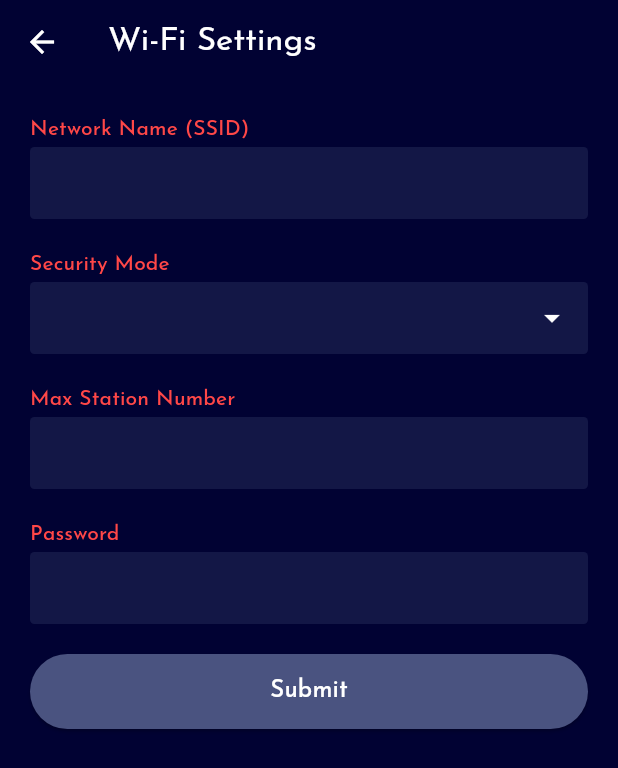
After one commit to crazidev/wifi_router_manager, a Flutter app: the SettingsScreen screen opened directly, after a tap on "Wi-Fi Settings", on a phone screen of 412 x 824 dp. The commit adds this screen. Shown: the top 768 px of the screen. Run offline on Flutter 3.47's test engine with Material 2 defaults, Android fonts, the phone set to English and light mode, and no system bars; our stand-ins replace avatar_glow, cherry_toast, dio, equatable, flutter_riverpod, flutter_slidable and 9 more; accounts and stored records are empty; network calls fail.

Commit message:
Adding settings

```diff
--- a/analysis_options.yaml
+++ b/analysis_options.yaml
@@ -2,3 +2,5 @@ include: package:flutter_lints/flutter.yaml
 analyzer:
   plugins:
     - custom_lint
+  errors:
+    invalid_annotation_target: ignore
--- a/lib/components/custom_narbar.dart
+++ b/lib/components/custom_narbar.dart
@@ -46,7 +46,7 @@ class CustomBottomNavBar extends ConsumerWidget {
         BottomNavigationBarItem(
             icon: Badge(
                 label: Text(sms_unread.toString()),
-                isLabelVisible: sms_unread == "0" ? false : true,
+                isLabelVisible: sms_unread == 0 ? false : true,
                 child: const Icon(Ionicons.chatbubble_ellipses)),
             label: ''),
         const BottomNavigationBarItem(
--- /dev/null
+++ b/lib/controller/wifi_settings_notifier_provider.dart
@@ -0,0 +1,42 @@
+// ignore_for_file: public_member_api_docs, sort_constructors_first
+
+import 'package:flutter/widgets.dart';
+import 'package:flutter_riverpod/flutter_riverpod.dart';
+import 'package:router_manager/devices/mtn_mifi.dart';
+import 'package:router_manager/main.dart';
+import 'package:router_manager/screen/auth/controller/auth_controller.dart';
+import 'package:router_manager/screen/settings/wifi_settings_screen.dart';
+
+import 'package:freezed_annotation/freezed_annotation.dart';
+
+final WifiSettingsNotifierProvider =
+    ChangeNotifierProvider<WifiSettingsNotifier>((ref) {
+  return WifiSettingsNotifier(ref);
+});
+
+class WifiSettingsNotifier extends ChangeNotifier {
+  final Ref ref;
+  WifiSettingsNotifier(this.ref);
+
+  TextEditingController networkName = TextEditingController();
+  TextEditingController mode = TextEditingController();
+  TextEditingController maxConnection = TextEditingController();
+  TextEditingController password = TextEditingController();
+
+  submit() {
+    var device = ref.read(authProvider).device;
+    if (device == Device.MTN_MIFI_4G) {
+      ref.read(MifiCtrProvider).fetchUSSDData();
+    } else {}
+  }
+
+  @override
+  void dispose() {
+    // Dispose of TextEditingController instances when the notifier is disposed.
+    networkName.dispose();
+    mode.dispose();
+    maxConnection.dispose();
+    password.dispose();
+    super.dispose();
+  }
+}
--- a/lib/devices/mtn_mifi.dart
+++ b/lib/devices/mtn_mifi.dart
@@ -12,6 +12,7 @@ import 'package:router_manager/controller/sms_controller.dart';
 import 'package:router_manager/controller/ussd_controller.dart';
 import 'package:router_manager/core/app_export.dart';
 import 'package:router_manager/core/custom_navigator.dart';
+import 'package:router_manager/dashhboard_navigator.dart';
 import 'package:router_manager/data/api_client.dart';
 import 'package:router_manager/data/model/response/sms_model.dart';
 import 'package:router_manager/screen/auth/controller/auth_controller.dart';
@@ -248,7 +249,9 @@ class MIFICONTROLLER extends ChangeNotifier {
                 newestSMS: findNewestSMS(e.value))));
       }
 
-      ref.read(smsProvider).refreshController.refreshCompleted();
+      if (ref.read(pageIndexProvider) == 2) {
+        ref.read(smsProvider).refreshController.refreshCompleted();
+      }
       ref.read(smsConversationProvider).notifyListeners();
       ref.read(smsProvider).notifyListeners();
     });
@@ -498,7 +501,7 @@ class MIFICONTROLLER extends ChangeNotifier {
       }
 
       if (data["loginfo"] != 'ok') {
-        // login(password: ref.read(authProvider).passwordCtr.text);
+        login(password: ref.read(authProvider).passwordCtr.text);
       }
 
       ref.read(homeProvider).isCharging =
@@ -647,4 +650,122 @@ class MIFICONTROLLER extends ChangeNotifier {
 //   "credentials": "omit"
 // });
   }
+
+//   fetch("http://192.168.0.1/goform/goform_set_cmd_process", {
+//   "headers": {
+//     "accept": "application/json, text/javascript, */*; q=0.01",
+//     "content-type": "application/x-www-form-urlencoded; charset=UTF-8",
+//     "x-requested-with": "XMLHttpRequest"
+//   },
+//   "referrer": "http://192.168.0.1/index.html",
+//   "referrerPolicy": "strict-origin-when-cross-origin",
+//   "body": "isTest=false&goformId=REBOOT_DEVICE",
+//   "method": "POST",
+//   "mode": "cors",
+//   "credentials": "omit"
+// });
+
+// fetch("http://192.168.0.1/goform/goform_set_cmd_process", {
+//   "headers": {
+//     "accept": "application/json, text/javascript, */*; q=0.01",
+//     "content-type": "application/x-www-form-urlencoded; charset=UTF-8",
+//     "x-requested-with": "XMLHttpRequest"
+//   },
+//   "referrer": "http://192.168.0.1/index.html",
+//   "referrerPolicy": "strict-origin-when-cross-origin",
+//   "body": "isTest=false&goformId=SHUTDOWN_DEVICE",
+//   "method": "POST",
+//   "mode": "cors",
+//   "credentials": "omit"
+// });
+
+// Fetch network settings
+//   fetch("http://192.168.0.1/goform/goform_get_cmd_process?isTest=false&cmd=m_ssid_enable%2CRadioOff%2CNoForwarding%2Cm_NoForwarding%2CWPAPSK1_encode%2Cm_WPAPSK1_encode%2Cwifi_attr_max_station_number%2CSSID1%2CAuthMode%2CHideSSID%2CMAX_Access_num%2CEncrypType%2Cm_SSID%2Cm_AuthMode%2Cm_HideSSID%2Cm_MAX_Access_num%2Cm_EncrypType%2Cqrcode_display_switch%2Cm_qrcode_display_switch&multi_data=1&_=1701010022213", {
+//   "headers": {
+//     "accept": "application/json, text/javascript, */*; q=0.01",
+//     "accept-language": "en-GB,en-US;q=0.9,en;q=0.8",
+//     "x-requested-with": "XMLHttpRequest"
+//   },
+//   "referrer": "http://192.168.0.1/index.html",
+//   "referrerPolicy": "strict-origin-when-cross-origin",
+//   "body": null,
+//   "method": "GET",
+//   "mode": "cors",
+//   "credentials": "include"
+// });
+
+// Set netwwork settings
+//   fetch("http://192.168.0.1/goform/goform_set_cmd_process", {
+//   "headers": {
+//     "accept": "application/json, text/javascript, */*; q=0.01",
+//     "accept-language": "en-GB,en-US;q=0.9,en;q=0.8",
+//     "content-type": "application/x-www-form-urlencoded; charset=UTF-8",
+//     "x-requested-with": "XMLHttpRequest"
+//   },
+//   "referrer": "http://192.168.0.1/index.html",
+//   "referrerPolicy": "strict-origin-when-cross-origin",
+//   "body": "goformId=SET_WIFI_SSID1_SETTINGS&isTest=false&ssid=MTN_5G_7A64B4&broadcastSsidEnabled=0&MAX_Access_num=31&security_mode=WPA2PSK&cipher=1&NoForwarding=0&security_shared_mode=1&passphrase=MTIzNDU2Nzg5MA%3D%3D",
+//   "method": "POST",
+//   "mode": "cors",
+//   "credentials": "include"
+// });
+
+// fetch("http://192.168.0.1/goform/goform_set_cmd_process", {
+//   "headers": {
+//     "accept": "application/json, text/javascript, */*; q=0.01",
+//     "accept-language": "en-GB,en-US;q=0.9,en;q=0.8",
+//     "content-type": "application/x-www-form-urlencoded; charset=UTF-8",
+//     "x-requested-with": "XMLHttpRequest"
+//   },
+//   "referrer": "http://192.168.0.1/index.html",
+//   "referrerPolicy": "strict-origin-when-cross-origin",
+//   "body": "isTest=false&goformId=SET_aBEARER_PREFERENCE&BearerPreference=Only_LTE",
+//   "method": "POST",
+//   "mode": "cors",
+//   "credentials": "include"
+// });
+
+// fetch("http://192.168.0.1/goform/goform_set_cmd_process", {
+//   "headers": {
+//     "accept": "application/json, text/javascript, */*; q=0.01",
+//     "accept-language": "en-GB,en-US;q=0.9,en;q=0.8",
+//     "content-type": "application/x-www-form-urlencoded; charset=UTF-8",
+//     "x-requested-with": "XMLHttpRequest"
+//   },
+//   "referrer": "http://192.168.0.1/index.html",
+//   "referrerPolicy": "strict-origin-when-cross-origin",
+//   "body": "isTest=false&goformId=SET_BEARER_PREFERENCE&BearerPreference=Only_WCDMA",
+//   "method": "POST",
+//   "mode": "cors",
+//   "credentials": "include"
+// });
+
+// fetch("http://192.168.0.1/goform/goform_get_cmd_process?isTest=false&multi_data=1&cmd=wifi_sta_connection%2Cap_station_mode&_=1701010714520", {
+//   "headers": {
+//     "accept": "application/json, text/javascript, */*; q=0.01",
+//     "accept-language": "en-GB,en-US;q=0.9,en;q=0.8",
+//     "x-requested-with": "XMLHttpRequest"
+//   },
+//   "referrer": "http://192.168.0.1/index.html",
+//   "referrerPolicy": "strict-origin-when-cross-origin",
+//   "body": null,
+//   "method": "GET",
+//   "mode": "cors",
+//   "credentials": "include"
+// });
+
+// fetch("http://192.168.0.1/goform/goform_set_cmd_process", {
+//   "headers": {
+//     "accept": "application/json, text/javascript, */*; q=0.01",
+//     "accept-language": "en-GB,en-US;q=0.9,en;q=0.8",
+//     "content-type": "application/x-www-form-urlencoded; charset=UTF-8",
+//     "x-requested-with": "XMLHttpRequest"
+//   },
+//   "referrer": "http://192.168.0.1/index.html",
+//   "referrerPolicy": "strict-origin-when-cross-origin",
+//   "body": "isTest=false&goformId=SET_BEARER_PREFERENCE&BearerPreference=NETWORK_auto",
+//   "method": "POST",
+//   "mode": "cors",
+//   "credentials": "include"
+// });
 }
--- a/lib/screen/devices/devices.dart
+++ b/lib/screen/devices/devices.dart
@@ -574,21 +574,19 @@ class DeviceList extends StatelessWidget {
 class Dialog extends StatelessWidget {
   Dialog({
     Key? key,
-    this.data,
-    // required this.controller,
+    required this.data,
   }) : super(key: key);
 
-  // final HomeController controller;
-  final dynamic data;
+  final DeviceData data;
   var isLoading = false;
 
   @override
   Widget build(BuildContext context) {
-    TextEditingController reply = TextEditingController(text: data['name']);
+    TextEditingController reply = TextEditingController(text: data.name);
 
     return AlertDialog(
       backgroundColor: Theme.of(context).dialogBackgroundColor,
-      title: Text(data['name']),
+      title: Text(data.name),
       content: Column(
         mainAxisSize: MainAxisSize.min,
         crossAxisAlignment: CrossAxisAlignment.start,
--- /dev/null
+++ b/lib/screen/settings/settings_screen.dart
@@ -0,0 +1,98 @@
+import 'package:flutter/material.dart';
+import 'package:flutter_vector_icons/flutter_vector_icons.dart';
+import 'package:gap/gap.dart';
+import 'package:router_manager/components/icon_con_with_title.dart';
+import 'package:router_manager/core/color_constant.dart';
+import 'package:router_manager/core/custom_navigator.dart';
+import 'package:router_manager/screen/settings/change_pass.dart';
+import 'package:router_manager/screen/settings/performance_screen.dart';
+import 'package:router_manager/screen/settings/wifi_settings_screen.dart';
+
+class SettingsScreen extends StatelessWidget {
+  const SettingsScreen({super.key});
+
+  @override
+  Widget build(BuildContext context) {
+    return Scaffold(
+      appBar: AppBar(
+        title: const Text('Settings'),
+        backgroundColor: Colors.transparent,
+        elevation: 0,
+      ),
+      body: Padding(
+        padding: EdgeInsets.all(20),
+        child: Column(
+          children: [
+            // Row(
+            //   mainAxisAlignment: MainAxisAlignment.spaceBetween,
+            //   children: [
+            //     IconContainerWithTitle(
+            //       icon: Icons.flight,
+            //       title: 'Flight Mode',
+            //       onTap: () {},
+            //     ),
+            //     IconContainerWithTitle(
+            //       icon: Icons.restart_alt,
+            //       title: 'Reboot',
+            //       onTap: () {},
+            //     ),
+            //     IconContainerWithTitle(
+            //       icon: Ionicons.power,
+            //       title: 'Reboot',
+            //       onTap: () {},
+            //     ),
+            //   ],
+            // ),
+            SettingsTile(
+              title: 'Wi-Fi Settings',
+              onTap: () {
+                MyRouter().to(context, WifiSettingsScreen());
+              },
+            ),
+            SettingsTile(
+              title: 'Performance Settings',
+              onTap: () {
+                MyRouter().to(context, PerformanceScreen());
+              },
+            ),
+            SettingsTile(
+              title: 'Change Password',
+              onTap: () {
+                MyRouter().to(context, ChangePassScreen());
+              },
+            )
+          ],
+        ),
+      ),
+    );
+  }
+}
+
+class SettingsTile extends StatelessWidget {
+  const SettingsTile({
+    super.key,
+    required this.title,
+    this.onTap,
+  });
+
+  final String title;
+  final Function()? onTap;
+
+  @override
+  Widget build(BuildContext context) {
+    return Column(
+      children: [
+        ListTile(
+          tileColor: AppColor.container,
+          iconColor: AppColor.dim,
+          shape:
+              RoundedRectangleBorder(borderRadius: BorderRadius.circular(20)),
+          title: Text(title),
+          onTap: onTap,
+          trailing: const Icon(Icons.arrow_right_rounded),
+        ),
+        Gap(20)
+      ],
+    );
+  }
+}
--- /dev/null
+++ b/lib/screen/settings/wifi_settings_screen.dart
@@ -0,0 +1,244 @@
+// ignore_for_file: public_member_api_docs, sort_constructors_first
+import 'package:flutter/material.dart';
+import 'package:flutter_riverpod/flutter_riverpod.dart';
+import 'package:flutter_vector_icons/flutter_vector_icons.dart';
+import 'package:gap/gap.dart';
+
+import 'package:router_manager/core/color_constant.dart';
+
+import '../../controller/wifi_settings_notifier_provider.dart';
+
+class WifiSettingsScreen extends ConsumerWidget {
+  const WifiSettingsScreen({super.key});
+
+  @override
+  Widget build(BuildContext context, WidgetRef ref) {
+    var ctr = ref.watch(WifiSettingsNotifierProvider);
+    List securityMode = ["Open", "WPA2(AES)-PSK", "WPA-PSK/WPA2-PSK"];
+
+    return Scaffold(
+      appBar: AppBar(
+        title: const Text('Wi-Fi Settings'),
+        backgroundColor: Colors.transparent,
+        elevation: 0,
+      ),
+      body: Padding(
+        padding: const EdgeInsets.all(20),
+        child: Column(
+          children: [
+            CustomTextField(
+              lableText: 'Network Name (SSID)',
+              controller: ctr.networkName,
+            ),
+            const Gap(20),
+            CustomTextField(
+              lableText: 'Security Mode',
+              readOnly: true,
+              controller: ctr.mode,
+              suffix: IconButton(
+                  onPressed: () {
+                    showModalBottomSheet(
+                        backgroundColor: AppColor.bg,
+                        isScrollControlled: true,
+                        context: context,
+                        builder: (_) => CBottomSheet(
+                              title: 'Security Mode',
+                              child: Column(
+                                children: securityMode
+                                    .map((e) => CListTIle(
+                                          title: e,
+                                          onTap: () {
+                                            ref
+                                                .read(
+                                                    WifiSettingsNotifierProvider)
+                                                .mode
+                                                .text = e;
+                                            Navigator.pop(context);
+                                          },
+                                        ))
+                                    .toList(),
+                              ),
+                            ));
+                  },
+                  icon: const Icon(Icons.arrow_drop_down)),
+            ),
+            const Gap(20),
+            CustomTextField(
+              lableText: 'Max Station Number',
+              controller: ctr.maxConnection,
+              keyboardType: TextInputType.number,
+            ),
+            const Gap(20),
+            CustomTextField(
+              lableText: 'Password',
+              controller: ctr.password,
+            ),
+            const Gap(20),
+            ElevatedButton(
+                onPressed: () {
+                  FocusManager.instance.primaryFocus?.unfocus();
+                },
+                style: ElevatedButton.styleFrom(
+                    backgroundColor: AppColor.dim,
+                    fixedSize: const Size(double.maxFinite, 50)),
+                child: const Text(
+                  "Submit",
+                  style: TextStyle(color: Colors.white, fontSize: 16),
+                ))
+          ],
+        ),
+      ),
+    );
+  }
+}
+
+class CListTIle extends StatelessWidget {
+  const CListTIle({
+    super.key,
+    required this.title,
+    this.onTap,
+  });
+
+  final String title;
+  final Function()? onTap;
+
+  @override
+  Widget build(BuildContext context) {
+    return Column(
+      children: [
+        ListTile(
+          dense: true,
+          title: Text(title),
+          onTap: onTap,
+          contentPadding:
+              const EdgeInsets.symmetric(vertical: 3, horizontal: 20),
+          shape:
+              RoundedRectangleBorder(borderRadius: BorderRadius.circular(20)),
+          tileColor: AppColor.container,
+          trailing: const Icon(Icons.arrow_right_rounded),
+          iconColor: AppColor.dim,
+        ),
+        const Gap(10)
+      ],
+    );
+  }
+}
+
+class CBottomSheet extends StatelessWidget {
+  const CBottomSheet({
+    super.key,
+    this.title,
+    this.desc,
+    required this.child,
+  });
+
+  final String? title;
+  final String? desc;
+  final Widget child;
+
+  @override
+  Widget build(BuildContext context) {
+    return Wrap(
+      children: [
+        Padding(
+          padding: const EdgeInsets.symmetric(vertical: 30, horizontal: 20),
+          child: Column(
+            crossAxisAlignment: CrossAxisAlignment.start,
+            children: [
+              if (title != null)
+                Text(
+                  '$title',
+                  style: Theme.of(context).textTheme.headlineSmall,
+                ),
+              if (desc != null)
+                Text(
+                  '$desc',
+                  style: Theme.of(context)
+                      .textTheme
+                      .labelLarge
+                      ?.copyWith(color: Colors.grey),
+                ),
+              const Gap(20),
+              child
+            ],
+          ),
+        ),
+      ],
+    );
+  }
+}
+
+class CustomTextField extends StatelessWidget {
+  const CustomTextField(
+      {Key? key,
+      this.required = false,
+      this.lableText,
+      this.hintText,
+      this.onTap,
+      this.controller,
+      this.prefix,
+      this.suffix,
+      this.enabled = true,
+      this.readOnly = false,
+      this.keyboardType})
+      : super(key: key);
+
+  final bool required;
+  final String? lableText;
+  final String? hintText;
+  final Function()? onTap;
+  final TextEditingController? controller;
+  final Widget? prefix;
+  final Widget? suffix;
+  final bool enabled;
+  final bool readOnly;
+  final TextInputType? keyboardType;
+
+  @override
+  Widget build(BuildContext context) {
+    return Column(
+      crossAxisAlignment: CrossAxisAlignment.start,
+      children: [
+        Row(
+          mainAxisAlignment: MainAxisAlignment.spaceBetween,
+          crossAxisAlignment: CrossAxisAlignment.end,
+          children: [
+            if (lableText != null) ...[
+              Text(
+                lableText ?? '',
+                style: Theme.of(context).textTheme.labelLarge?.copyWith(
+                    fontWeight: FontWeight.w500, color: AppColor.primary),
+              ),
+              if (required)
+                Text(
+                  'Required',
+                  style: Theme.of(context).textTheme.labelSmall?.copyWith(
+                      fontWeight: FontWeight.w500, color: Colors.red),
+                ),
+            ]
+          ],
+        ),
+        const Gap(2),
+        ClipRRect(
+          borderRadius: BorderRadius.circular(3),
+          child: TextFormField(
+            controller: controller,
+            enabled: enabled,
+            readOnly: readOnly,
+            onTap: onTap,
+            keyboardType: keyboardType,
+            cursorColor: Colors.white,
+            decoration: InputDecoration(
+              border: InputBorder.none,
+              filled: true,
+              hintText: hintText,
+              suffixIcon: suffix,
+              prefixIcon: prefix,
+              fillColor: AppColor.container,
+            ),
+          ),
+        ),
+      ],
+    );
+  }
+}
--- a/lib/screen/sms/sms_conversation.dart
+++ b/lib/screen/sms/sms_conversation.dart
@@ -18,7 +18,7 @@ final smsConversationProvider = ChangeNotifierProvider<ChangeNotifier>((ref) {
 
 // ignore: must_be_immutable
 class SMSConversationScreen extends ConsumerWidget {
-  SMSConversationScreen({
+  const SMSConversationScreen({
     super.key,
     this.data,
   });
--- a/pubspec.yaml
+++ b/pubspec.yaml
@@ -28,9 +28,10 @@ dependencies:
   flutter_riverpod: ^2.4.5
   gap: ^3.0.1
   riverpod_mutations_annotation: ^1.0.3
-  build_runner: ^2.4.6
   riverpod_generator: ^2.3.5
   intl: ^0.18.1
+  freezed_annotation: ^2.4.1
+  json_annotation: ^4.8.1
 
 dev_dependencies:
   flutter_test:
@@ -38,6 +39,9 @@ dev_dependencies:
   flutter_lints: ^3.0.1
   custom_lint: ^0.5.3
   riverpod_lint: ^2.0.4
+  freezed: ^2.4.5
+  build_runner: ^2.4.6
+  json_serializable: ^6.7.1
 
 flutter:
   uses-material-design: true
```
Also changed, not shown: build.yaml (added, +19 -0 lines), lib/dashhboard_navigator.dart (+3 -5 lines), lib/screen/settings/change_pass.dart (added, +50 -0 lines), lib/screen/settings/performance_screen.dart (added, +57 -0 lines), new.json (deleted), pubspec.lock.
